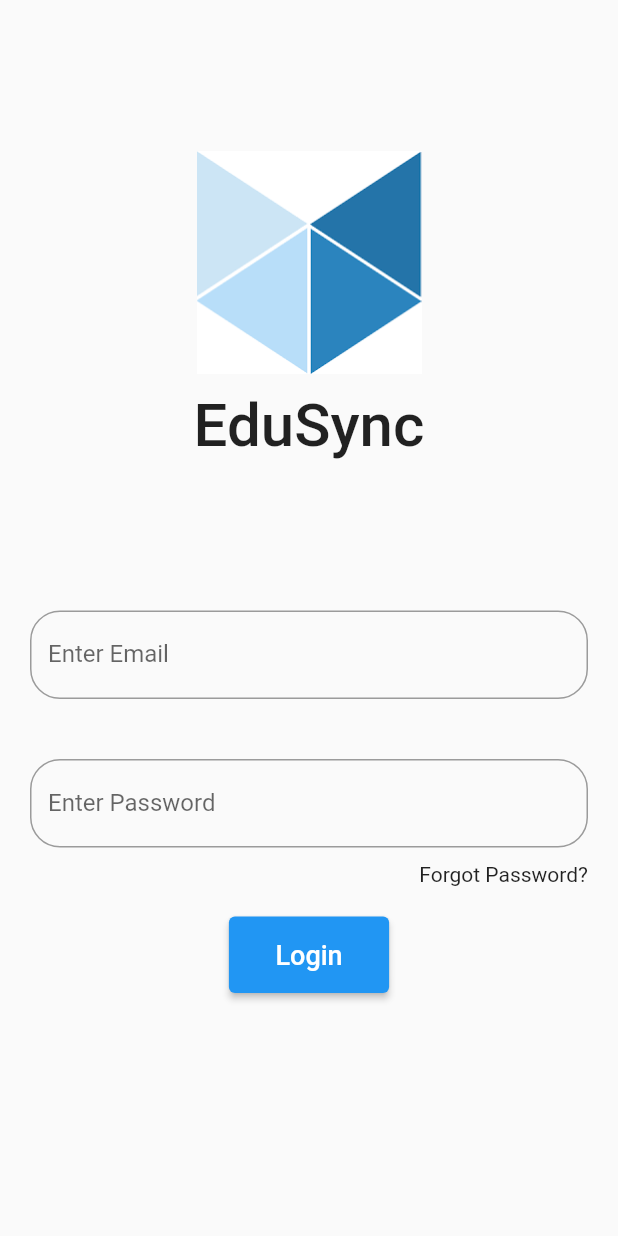
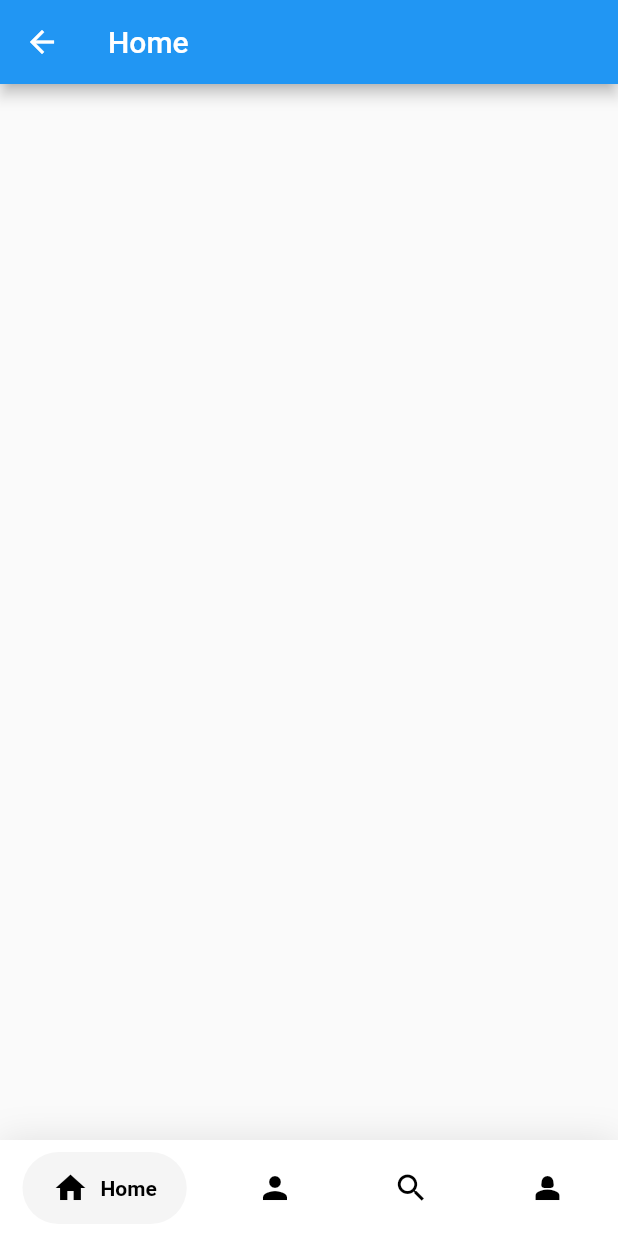
Before and after one commit to Hancie123/edysync, a Flutter app: the screen it shows after launch, after a tap on "Login", on a phone screen of 412 x 824 dp. Run offline on Flutter 3.47's test engine with Material 2 defaults, Android fonts, the phone set to English and light mode, and no system bars; drawn by our look-alikes of google_nav_bar; our stand-ins replace lottie, shared_preferences; network calls fail.

Commit message:
Student Dashboard Nav Bar Added

```diff
--- /dev/null
+++ b/lib/views/home/student/dashboard.dart
@@ -0,0 +1,65 @@
+import 'package:flutter/material.dart';
+import 'package:google_nav_bar/google_nav_bar.dart';
+
+class StudentDashboard extends StatelessWidget {
+  const StudentDashboard({super.key});
+
+  @override
+  Widget build(BuildContext context) {
+    return Scaffold(
+      appBar: AppBar(title: Text("Home")),
+      body: Column(),
+      bottomNavigationBar: Container(
+        decoration: BoxDecoration(
+          color: Colors.white,
+          boxShadow: [
+            BoxShadow(
+              blurRadius: 20,
+              color: Colors.black.withOpacity(.1),
+            )
+          ],
+        ),
+        child: SafeArea(
+          child: Padding(
+            padding: const EdgeInsets.symmetric(horizontal: 15.0, vertical: 8),
+            child: GNav(
+              rippleColor: Colors.grey[300]!,
+              hoverColor: Colors.grey[100]!,
+              gap: 8,
+              activeColor: Colors.black,
+              iconSize: 24,
+              padding: EdgeInsets.symmetric(horizontal: 20, vertical: 12),
+              duration: Duration(milliseconds: 400),
+              tabBackgroundColor: Colors.grey[100]!,
+              color: Colors.black,
+              tabs: [
+                GButton(
+                  icon: Icons.home,
+                  text: 'Home',
+                ),
+                GButton(
+                  icon: Icons.person,
+                  text: 'Likes',
+                ),
+                GButton(
+                  icon: Icons.search,
+                  text: 'Search',
+                ),
+                GButton(
+                  icon: Icons.person_2,
+                  text: 'Profile',
+                ),
+              ],
+              // selectedIndex: _selectedIndex,
+              // onTabChange: (index) {
+              //   setState(() {
+              //     _selectedIndex = index;
+              //   });
+              // },
+            ),
+          ),
+        ),
+      ),
+    );
+  }
+}
--- a/lib/views/login/login.dart
+++ b/lib/views/login/login.dart
@@ -1,10 +1,15 @@
 import 'package:edusync/views/forgotpassword.dart';
+import 'package:edusync/views/home/student/dashboard.dart';
 import 'package:flutter/material.dart';
+import 'package:shared_preferences/shared_preferences.dart';
 
 import '../../widgets/textfield.dart';
 
 class LoginView extends StatelessWidget {
-  const LoginView({super.key});
+  LoginView({super.key});
+
+  TextEditingController emailcontroller = TextEditingController();
+  TextEditingController passwordcontroller = TextEditingController();
 
   @override
   Widget build(BuildContext context) {
@@ -29,6 +34,7 @@ class LoginView extends StatelessWidget {
             ),
           ),
           MyTextFormField(
+            controller: emailcontroller,
             labeltext: "Enter Email",
             top: 100,
             left: 20,
@@ -37,6 +43,7 @@ class LoginView extends StatelessWidget {
           ),
           MyTextFormField(
             labeltext: "Enter Password",
+            controller: passwordcontroller,
             top: 40,
             left: 20,
             right: 20,
@@ -58,12 +65,27 @@ class LoginView extends StatelessWidget {
           Padding(
             padding: const EdgeInsets.only(top: 20),
             child: ElevatedButton(
-                onPressed: () {},
+                onPressed: () async {
+                  final SharedPreferences prefs =
+                      await SharedPreferences.getInstance();
+
+                  prefs.setString('email', emailcontroller.text.toString());
+                  prefs.setString(
+                      'password', passwordcontroller.text.toString());
+                },
                 child: Padding(
                   padding: const EdgeInsets.all(15.0),
-                  child: Text(
-                    "Login",
-                    style: TextStyle(fontSize: 18),
+                  child: GestureDetector(
+                    onTap: () {
+                      Navigator.push(
+                          context,
+                          MaterialPageRoute(
+                              builder: (context) => const StudentDashboard()));
+                    },
+                    child: Text(
+                      "Login",
+                      style: TextStyle(fontSize: 18),
+                    ),
                   ),
                 )),
           ),
--- a/lib/widgets/textfield.dart
+++ b/lib/widgets/textfield.dart
@@ -9,6 +9,7 @@ class MyTextFormField extends StatelessWidget {
     this.top,
     this.texttype,
     this.securetext,
+    this.controller,
   });
   final String labeltext;
   final double? top;
@@ -16,6 +17,7 @@ class MyTextFormField extends StatelessWidget {
   final double? left;
   final TextInputType? texttype;
   final bool? securetext;
+  final TextEditingController? controller;
 
   @override
   Widget build(BuildContext context) {
@@ -23,8 +25,9 @@ class MyTextFormField extends StatelessWidget {
       padding:
           EdgeInsets.only(top: top ?? 0, left: left ?? 0, right: right ?? 0),
       child: TextFormField(
+        controller: controller,
         keyboardType: texttype,
-        obscureText: securetext??false,
+        obscureText: securetext ?? false,
         decoration: InputDecoration(
             label: Text(labeltext),
             border:
--- a/pubspec.yaml
+++ b/pubspec.yaml
@@ -36,6 +36,9 @@ dependencies:
   # Use with the CupertinoIcons class for iOS style icons.
   cupertino_icons: ^1.0.2
   lottie: ^2.6.0
+  shared_preferences: ^2.2.2
+  google_nav_bar: ^5.0.6
+  line_icons: ^2.0.3
 
 dev_dependencies:
   flutter_test:
```
Also changed, not shown: pubspec.lock, 11 other files.
